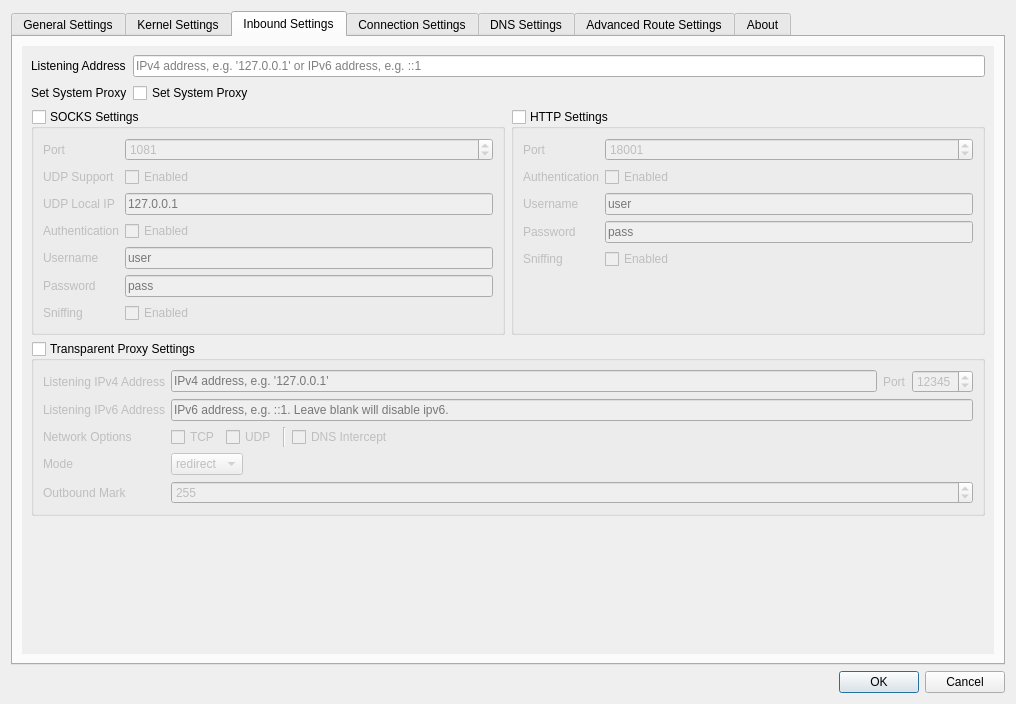
Qt form src/ui/windows/w_PreferencesWindow.ui (Qv2ray/Qv2ray) before a commit.
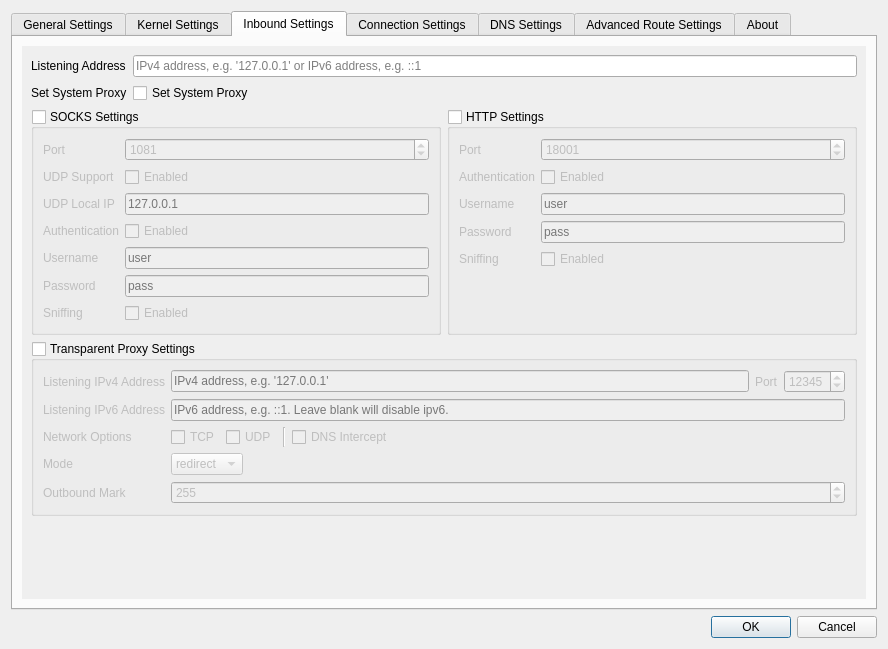
The same form after that commit. The open tabs and pages were chosen to show the change. Icons and pictures are not drawn.

Commit message: update: update qv2ray.png

Patch:
```diff
--- a/src/ui/windows/w_PreferencesWindow.ui
+++ b/src/ui/windows/w_PreferencesWindow.ui
@@ -9,8 +9,8 @@
    <rect>
     <x>0</x>
     <y>0</y>
-    <width>1016</width>
-    <height>704</height>
+    <width>888</width>
+    <height>649</height>
    </rect>
   </property>
   <property name="windowTitle">
@@ -973,7 +973,7 @@
            <rect>
             <x>0</x>
             <y>0</y>
-            <width>478</width>
+            <width>970</width>
             <height>594</height>
            </rect>
           </property>
```
Left out of the diff: 2 changed lines with no effect on the pictures. The commit also changes 2 other files.
